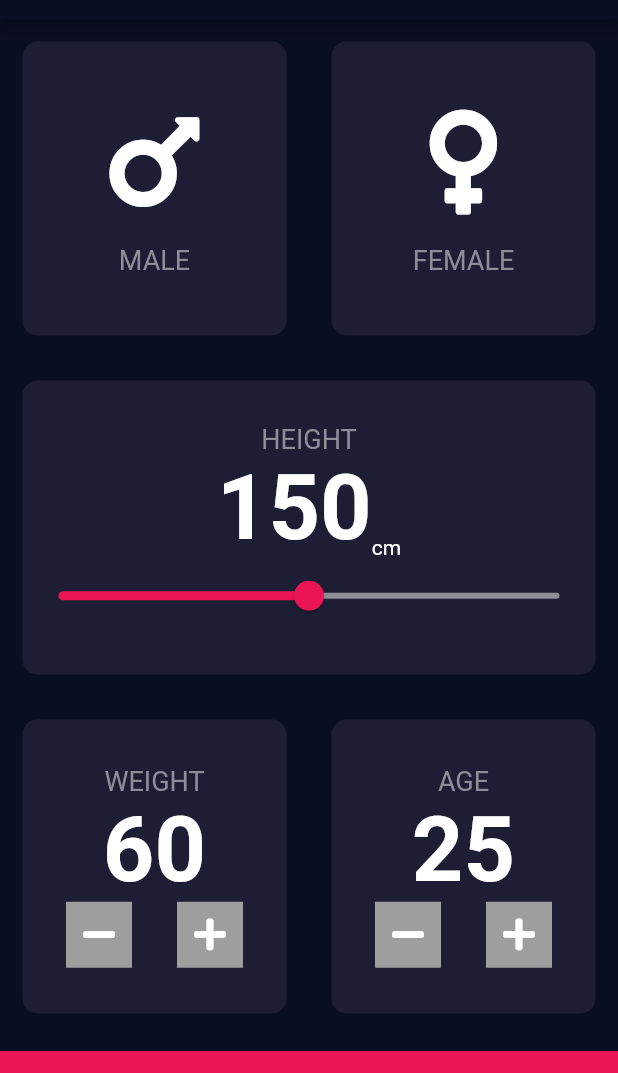
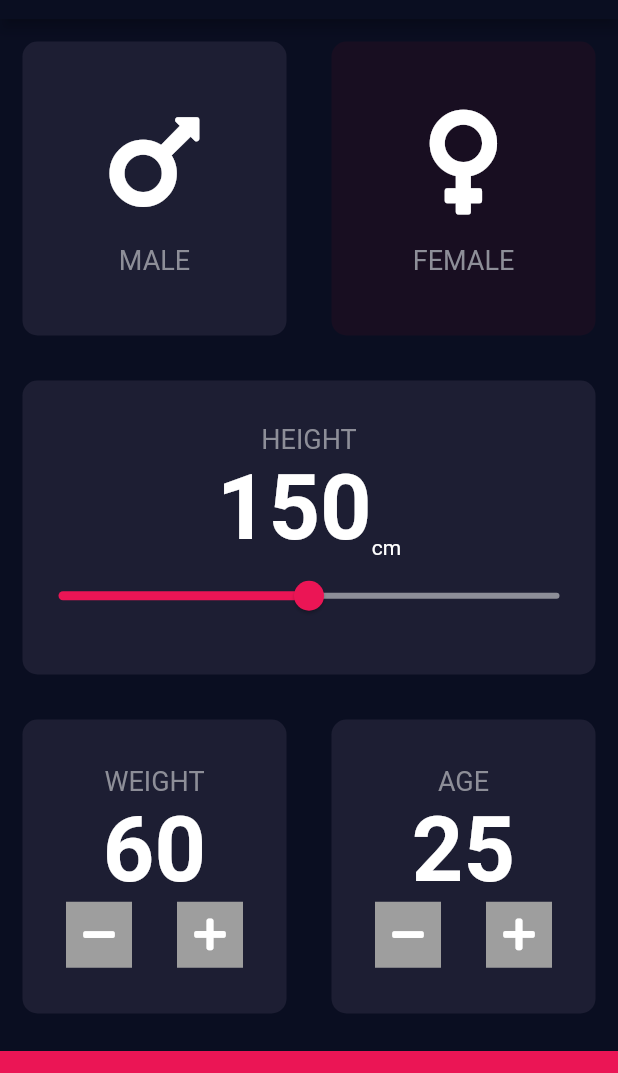
Before and after one commit to BashirYesufu/BMI-Calculator, a Flutter app: the screen it shows after launch, after a tap on "MALE", on a phone screen of 412 x 824 dp, the part 65-1138 px from its top. Run offline on Flutter 3.47's test engine with Material 2 defaults, Android fonts, the phone set to English and light mode, and no system bars; our stand-ins replace font_awesome_flutter.

Commit message:
Switch card colors using method

```diff
--- a/bmi_app/lib/input_page.dart
+++ b/bmi_app/lib/input_page.dart
@@ -7,6 +7,7 @@ import 'description_content.dart';
 
 const bottomContainerHeight = 80.0;
 const activeCardColor = Color(0xFF1D1E33);
+const inactiveCardColor = Color(0xFF11328);
 const bottomContainerColor = Color(0xFFEB1555);
 
 class InputPage extends StatefulWidget {
@@ -17,6 +18,31 @@ class InputPage extends StatefulWidget {
 }
 
 class _InputPageState extends State<InputPage> {
+
+  Color maleCardColor = inactiveCardColor;
+  Color femaleCardColor = inactiveCardColor;
+
+  // 1 is male, 2 is female
+  void updateColor(int gender) {
+    if (gender == 1) {
+      if (maleCardColor == inactiveCardColor) {
+        maleCardColor = activeCardColor;
+        femaleCardColor = inactiveCardColor;
+      } else {
+        maleCardColor = inactiveCardColor;
+      }
+    }
+
+    if (gender == 2) {
+      if (femaleCardColor == inactiveCardColor) {
+        femaleCardColor = activeCardColor;
+        maleCardColor = inactiveCardColor;
+      } else {
+        femaleCardColor = inactiveCardColor;
+      }
+    }
+  }
+
   @override
   Widget build(BuildContext context) {
     return Scaffold(
@@ -30,17 +56,26 @@ class _InputPageState extends State<InputPage> {
                 children: [
                   Expanded(
                     child: GestureDetector(
-                      onTap: () { print('Male'); },
+                      onTap: () { setState(() {
+                        updateColor(1);
+                      }); },
                       child: ReusableCard(
-                        colour: activeCardColor,
+                        colour: maleCardColor,
                         cardChild: IconContent(icon: FontAwesomeIcons.mars, text: 'MALE',),
                       ),
                     ),
                   ),
                   Expanded(
-                    child: ReusableCard(
-                      colour: activeCardColor,
-                      cardChild: IconContent(icon: FontAwesomeIcons.venus, text: 'FEMALE',),
+                    child: GestureDetector(
+                      onTap: () {
+                        setState(() {
+                          updateColor(2);
+                        });
+                      },
+                      child: ReusableCard(
+                        colour: femaleCardColor,
+                        cardChild: IconContent(icon: FontAwesomeIcons.venus, text: 'FEMALE',),
+                      ),
                     ),
                   ),
                 ],
```
